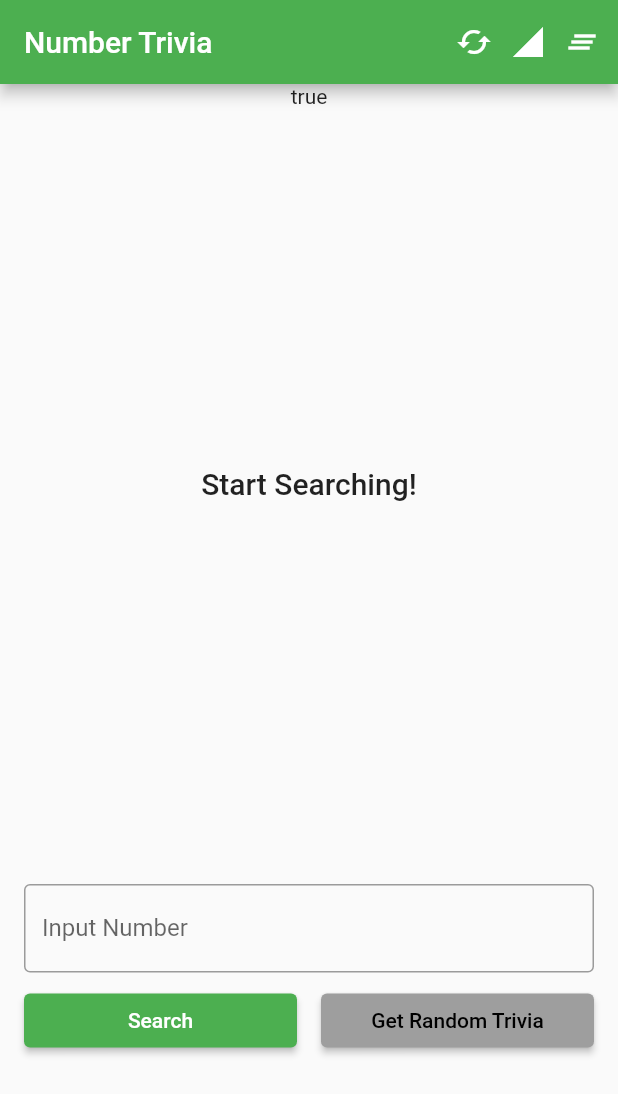
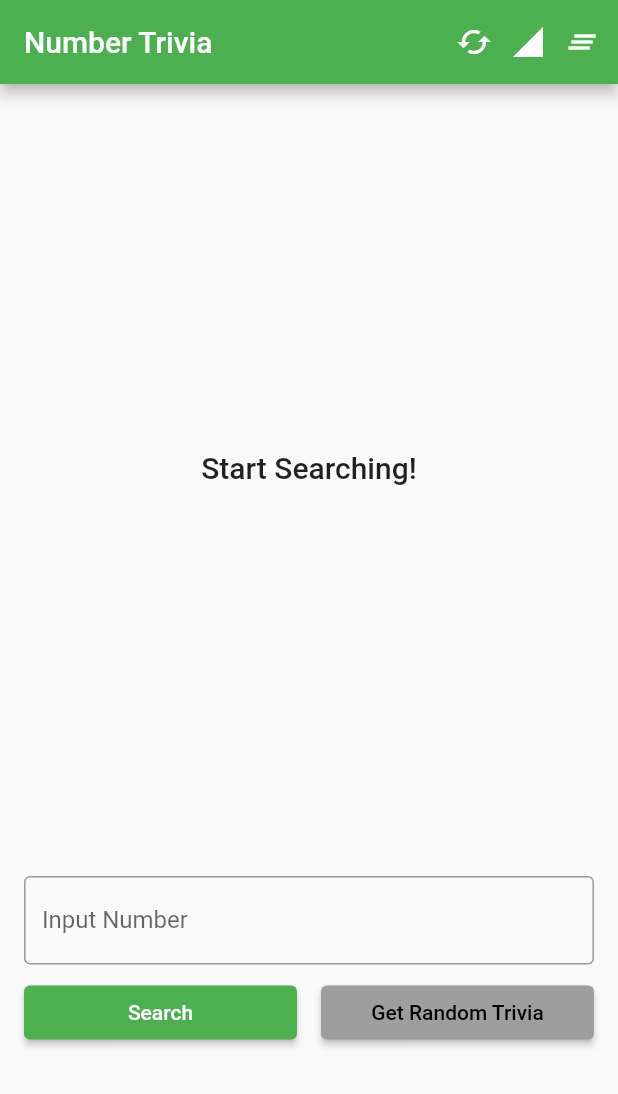
Before and after one commit to xaviarmengol/clean_tdd_numbers, a Flutter app: the screen it shows after launch, on a phone screen of 412 x 824 dp. Shown: the top 1094 px of the screen. Run offline on Flutter 3.47's test engine with Material 2 defaults, Android fonts, the phone set to English and light mode, and no system bars; our stand-ins replace dartz, equatable, flutter_riverpod, internet_connection_checker, shared_preferences.

```diff
--- a/lib/presentation/number_trivia/pages/InputNumberPage.dart
+++ b/lib/presentation/number_trivia/pages/InputNumberPage.dart
@@ -70,7 +70,6 @@ class InputNumberPage extends ConsumerWidget {
         child: Column(
           mainAxisAlignment: MainAxisAlignment.spaceEvenly,
           children: <Widget>[
-            Text(pageState.hasInternetConnection.toString()),
             Expanded(
               flex: 2,
               child: Column(
```
Also changed, not shown: pubspec.yaml (+0 -13 lines), pubspec.lock.
